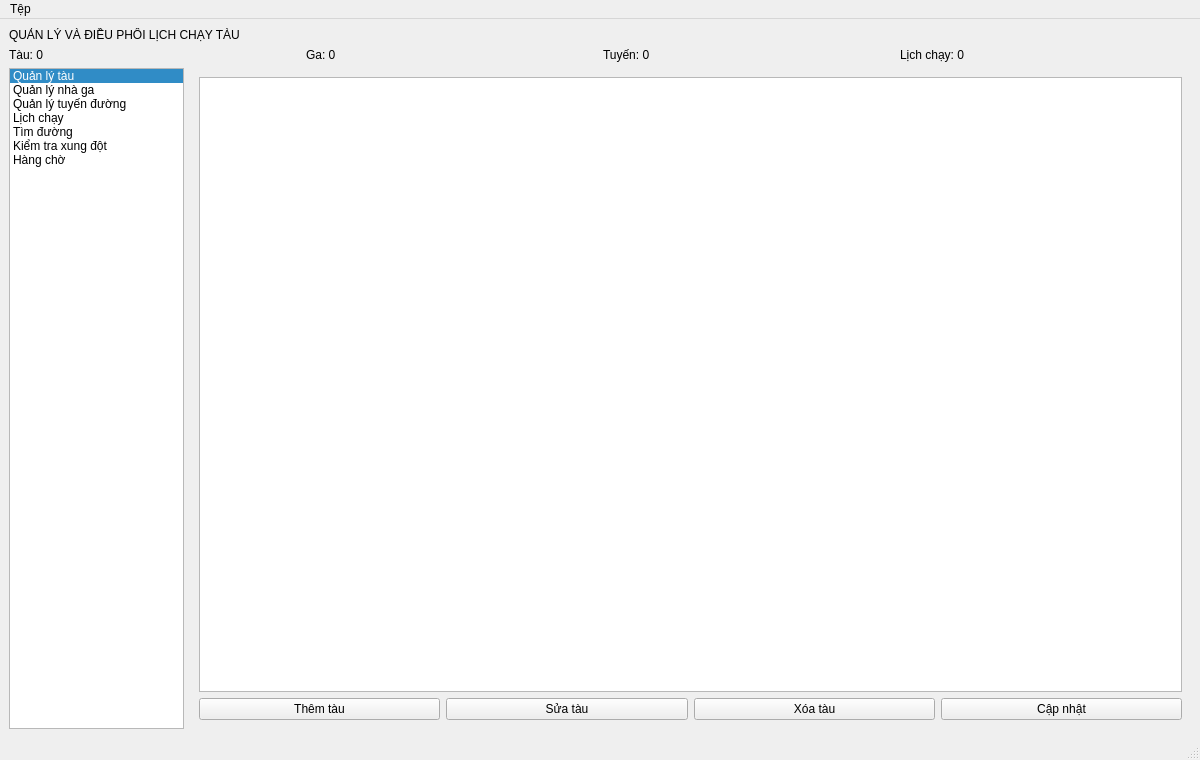
Old version of the form PBLQT/ui/forms/MainWindow.ui in the repository AncientGodsss/Railway-Scheduling-PBL2.
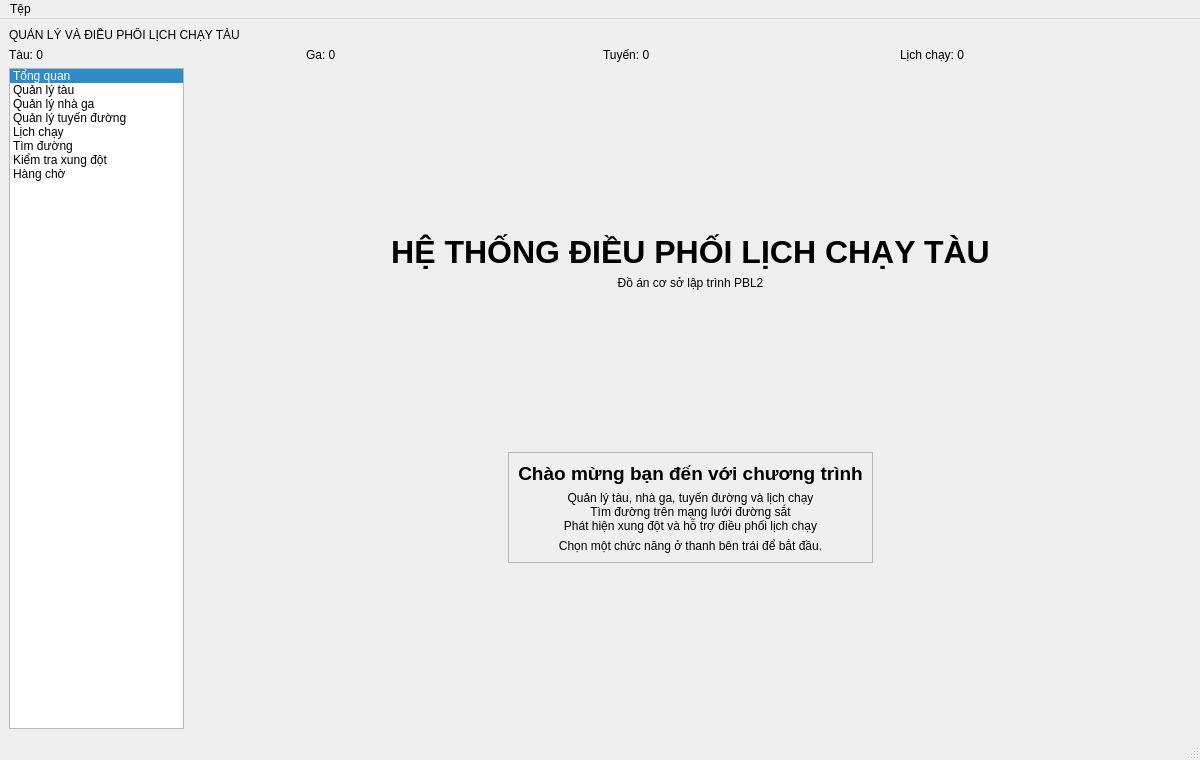
New version of the form.

```diff
--- a/PBLQT/ui/forms/MainWindow.ui
+++ b/PBLQT/ui/forms/MainWindow.ui
@@ -76,6 +76,11 @@
         <property name="currentRow">
          <number>0</number>
         </property>
+         <item>
+          <property name="text">
+           <string>Tổng quan</string>
+          </property>
+         </item>
         <item>
          <property name="text">
           <string>Quản lý tàu</string>
@@ -118,6 +123,68 @@
         <property name="currentIndex">
          <number>0</number>
         </property>
+        <widget class="QWidget" name="homeTab">
+         <layout class="QVBoxLayout" name="homeLayout">
+          <item>
+           <spacer name="homeTopSpacer">
+            <property name="orientation"><enum>Qt::Vertical</enum></property>
+            <property name="sizeHint" stdset="0"><size><width>20</width><height>80</height></size></property>
+           </spacer>
+          </item>
+          <item>
+           <widget class="QLabel" name="homeTitle">
+            <property name="font"><font><pointsize>24</pointsize><bold>true</bold></font></property>
+            <property name="text"><string>HỆ THỐNG ĐIỀU PHỐI LỊCH CHẠY TÀU</string></property>
+            <property name="alignment"><set>Qt::AlignCenter</set></property>
+           </widget>
+          </item>
+          <item>
+           <widget class="QLabel" name="homeSubtitle">
+            <property name="text"><string>Đồ án cơ sở lập trình PBL2</string></property>
+            <property name="alignment"><set>Qt::AlignCenter</set></property>
+           </widget>
+          </item>
+          <item>
+           <spacer name="homeMiddleSpacer">
+            <property name="orientation"><enum>Qt::Vertical</enum></property>
+            <property name="sizeHint" stdset="0"><size><width>20</width><height>35</height></size></property>
+           </spacer>
+          </item>
+          <item alignment="Qt::AlignHCenter">
+           <widget class="QFrame" name="homeInfoFrame">
+            <property name="maximumSize"><size><width>720</width><height>220</height></size></property>
+            <property name="frameShape"><enum>QFrame::StyledPanel</enum></property>
+            <layout class="QVBoxLayout" name="homeInfoLayout">
+             <item>
+              <widget class="QLabel" name="homeWelcome">
+               <property name="font"><font><pointsize>14</pointsize><bold>true</bold></font></property>
+               <property name="text"><string>Chào mừng bạn đến với chương trình</string></property>
+               <property name="alignment"><set>Qt::AlignCenter</set></property>
+              </widget>
+             </item>
+             <item>
+              <widget class="QLabel" name="homeDescription">
+               <property name="text"><string>Quản lý tàu, nhà ga, tuyến đường và lịch chạy&#xa;Tìm đường trên mạng lưới đường sắt&#xa;Phát hiện xung đột và hỗ trợ điều phối lịch chạy</string></property>
+               <property name="alignment"><set>Qt::AlignCenter</set></property>
+              </widget>
+             </item>
+             <item>
+              <widget class="QLabel" name="homeHint">
+               <property name="text"><string>Chọn một chức năng ở thanh bên trái để bắt đầu.</string></property>
+               <property name="alignment"><set>Qt::AlignCenter</set></property>
+              </widget>
+             </item>
+            </layout>
+           </widget>
+          </item>
+          <item>
+           <spacer name="homeBottomSpacer">
+            <property name="orientation"><enum>Qt::Vertical</enum></property>
+            <property name="sizeHint" stdset="0"><size><width>20</width><height>120</height></size></property>
+           </spacer>
+          </item>
+         </layout>
+        </widget>
         <widget class="QWidget" name="trainTab">
          <layout class="QVBoxLayout">
           <item>
```
Left out of the diff: 28 changed lines with no effect on the pictures.
